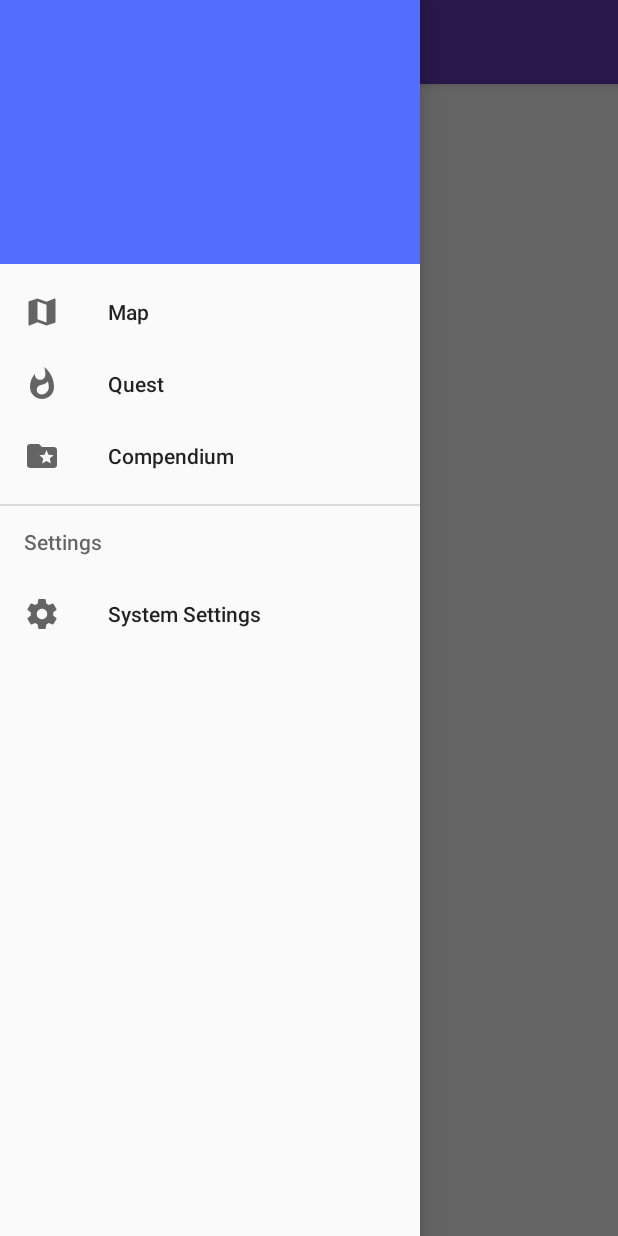
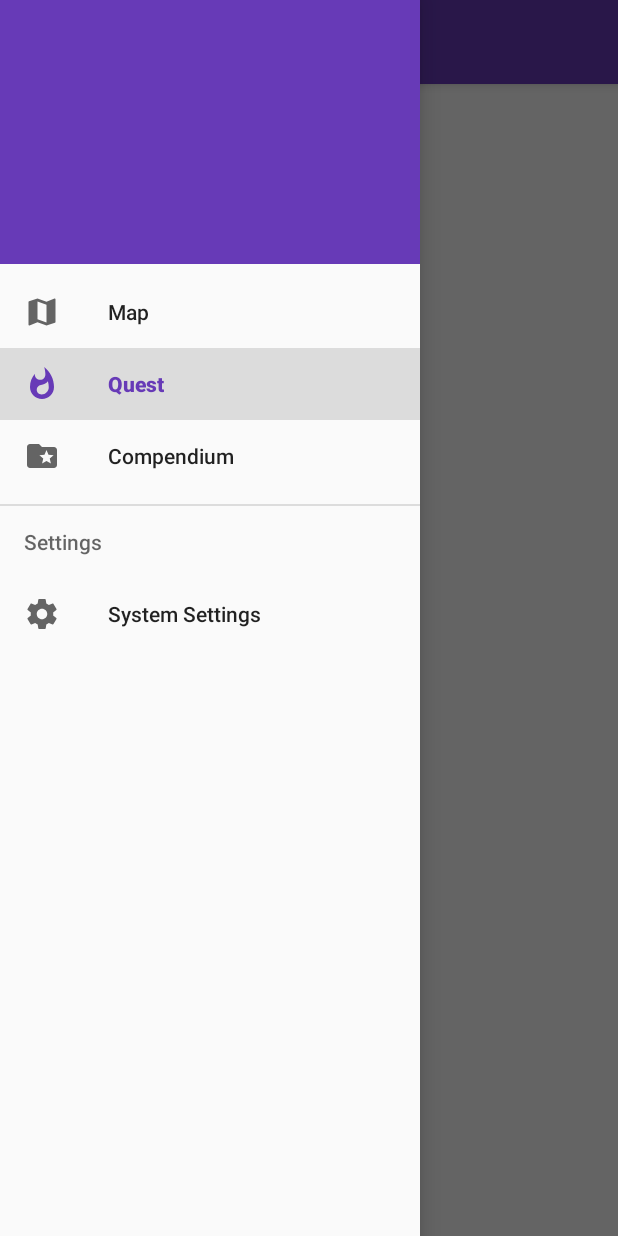
Before and after one commit to jordyvanraalte/Catch-The-Legend, an Android app: the screen it shows after launch (MainActivity), after a tap on "Quest", on a phone screen of 412 x 824 dp. Run offline under Robolectric (Android 15) with nearby library versions, the light colour scheme and no system bars.

Commit message:
[Added] Click Events and Settings Activity

```diff
--- a/app/src/main/AndroidManifest.xml
+++ b/app/src/main/AndroidManifest.xml
@@ -16,6 +16,9 @@
                 <category android:name="android.intent.category.LAUNCHER" />
             </intent-filter>
         </activity>
+        <activity android:name=".activities.SettingActivity">
+
+        </activity>
     </application>
 
 </manifest>
--- a/app/src/main/java/com/whisperict/catchthelegend/activities/MainActivity.java
+++ b/app/src/main/java/com/whisperict/catchthelegend/activities/MainActivity.java
@@ -1,32 +1,78 @@
 package com.whisperict.catchthelegend.activities;
 
+import android.content.Intent;
+import android.support.annotation.NonNull;
+import android.support.design.widget.NavigationView;
 import android.support.v4.view.GravityCompat;
 import android.support.v4.widget.DrawerLayout;
 import android.support.v7.app.ActionBarDrawerToggle;
 import android.support.v7.app.AppCompatActivity;
 import android.os.Bundle;
 import android.support.v7.widget.Toolbar;
+import android.view.MenuItem;
 
 import com.whisperict.catchthelegend.R;
+import com.whisperict.catchthelegend.fragments.CompendiumFragment;
+import com.whisperict.catchthelegend.fragments.MapFragment;
+import com.whisperict.catchthelegend.fragments.QuestFragment;
 
-public class MainActivity extends AppCompatActivity {
+public class MainActivity extends AppCompatActivity implements NavigationView.OnNavigationItemSelectedListener {
     private DrawerLayout drawer;
+    private Toolbar toolbar;
 
     @Override
     protected void onCreate(Bundle savedInstanceState) {
         super.onCreate(savedInstanceState);
         setContentView(R.layout.activity_main);
 
-        Toolbar toolbar = findViewById(R.id.toolbar);
+        toolbar = findViewById(R.id.toolbar);
         setSupportActionBar(toolbar);
 
         drawer = findViewById(R.id.drawer_layout);
+        NavigationView navigationView =  findViewById(R.id.navigation_view);
+        navigationView.setNavigationItemSelectedListener(this);
 
         ActionBarDrawerToggle toggle = new ActionBarDrawerToggle(this, drawer, toolbar,
                 R.string.navigation_drawer_open,
                 R.string.navigation_drawer_close);
         drawer.addDrawerListener(toggle);
         toggle.syncState();
+
+        if(savedInstanceState == null) {
+            getSupportFragmentManager().beginTransaction().replace(R.id.fragment_container,
+                    new MapFragment()).commit();
+            navigationView.setCheckedItem(R.id.map);
+            toolbar.setTitle("Map");
+        }
+    }
+
+    @Override
+    public boolean onNavigationItemSelected(@NonNull MenuItem menuItem) {
+        switch (menuItem.getItemId()) {
+            case R.id.map:
+                getSupportFragmentManager().beginTransaction().replace(R.id.fragment_container,
+                        new MapFragment()).commit();
+                toolbar.setTitle("Map");
+                break;
+            case R.id.quest:
+                getSupportFragmentManager().beginTransaction().replace(R.id.fragment_container,
+                        new QuestFragment()).commit();
+                toolbar.setTitle("Quest");
+                break;
+            case R.id.compendium:
+                getSupportFragmentManager().beginTransaction().replace(R.id.fragment_container,
+                        new CompendiumFragment()).commit();
+                toolbar.setTitle("Compendium");
+                break;
+
+            case R.id.settings:
+                Intent intent = new Intent (MainActivity.this, SettingActivity.class);
+                //todo putExtra's?
+                MainActivity.this.startActivity(intent);
+                toolbar.setTitle("Settings");
+                break;
+        }
+        return true;
     }
 
     @Override
--- /dev/null
+++ b/app/src/main/java/com/whisperict/catchthelegend/fragments/MapFragment.java
@@ -0,0 +1,20 @@
+package com.whisperict.catchthelegend.fragments;
+
+import android.os.Bundle;
+import android.support.annotation.NonNull;
+import android.support.annotation.Nullable;
+import android.support.v4.app.Fragment;
+import android.view.LayoutInflater;
+import android.view.View;
+import android.view.ViewGroup;
+
+import com.whisperict.catchthelegend.R;
+
+public class MapFragment extends Fragment {
+
+    @Nullable
+    @Override
+    public View onCreateView(@NonNull LayoutInflater inflater, @Nullable ViewGroup container, @Nullable Bundle savedInstanceState) {
+        return inflater.inflate(R.layout.fragment_map, container, false);
+    }
+}
--- /dev/null
+++ b/app/src/main/java/com/whisperict/catchthelegend/fragments/QuestFragment.java
@@ -0,0 +1,20 @@
+package com.whisperict.catchthelegend.fragments;
+
+import android.os.Bundle;
+import android.support.annotation.NonNull;
+import android.support.annotation.Nullable;
+import android.support.v4.app.Fragment;
+import android.view.LayoutInflater;
+import android.view.View;
+import android.view.ViewGroup;
+
+import com.whisperict.catchthelegend.R;
+
+public class QuestFragment extends Fragment {
+
+    @Nullable
+    @Override
+    public View onCreateView(@NonNull LayoutInflater inflater, @Nullable ViewGroup container, @Nullable Bundle savedInstanceState) {
+        return inflater.inflate(R.layout.fragment_quest, container, false);
+    }
+}
--- a/app/src/main/res/layout/navigation_header.xml
+++ b/app/src/main/res/layout/navigation_header.xml
@@ -2,7 +2,7 @@
 <LinearLayout xmlns:android="http://schemas.android.com/apk/res/android"
     android:layout_width="match_parent"
     android:layout_height="176dp"
-    android:background="@color/accent"
+    android:background="@color/primary"
     android:gravity="bottom"
     android:orientation="vertical"
     android:padding="16dp"
```
Also changed, not shown: app/src/main/java/com/whisperict/catchthelegend/activities/SettingActivity.java (added, +15 -0 lines), app/src/main/java/com/whisperict/catchthelegend/fragments/CompendiumFragment.java (added, +20 -0 lines), app/src/main/res/layout/activity_setting.xml (added, +22 -0 lines), app/src/main/res/layout/fragment_compendium.xml (added, +21 -0 lines), app/src/main/res/layout/fragment_map.xml (added, +21 -0 lines), app/src/main/res/layout/fragment_quest.xml (added, +21 -0 lines).
